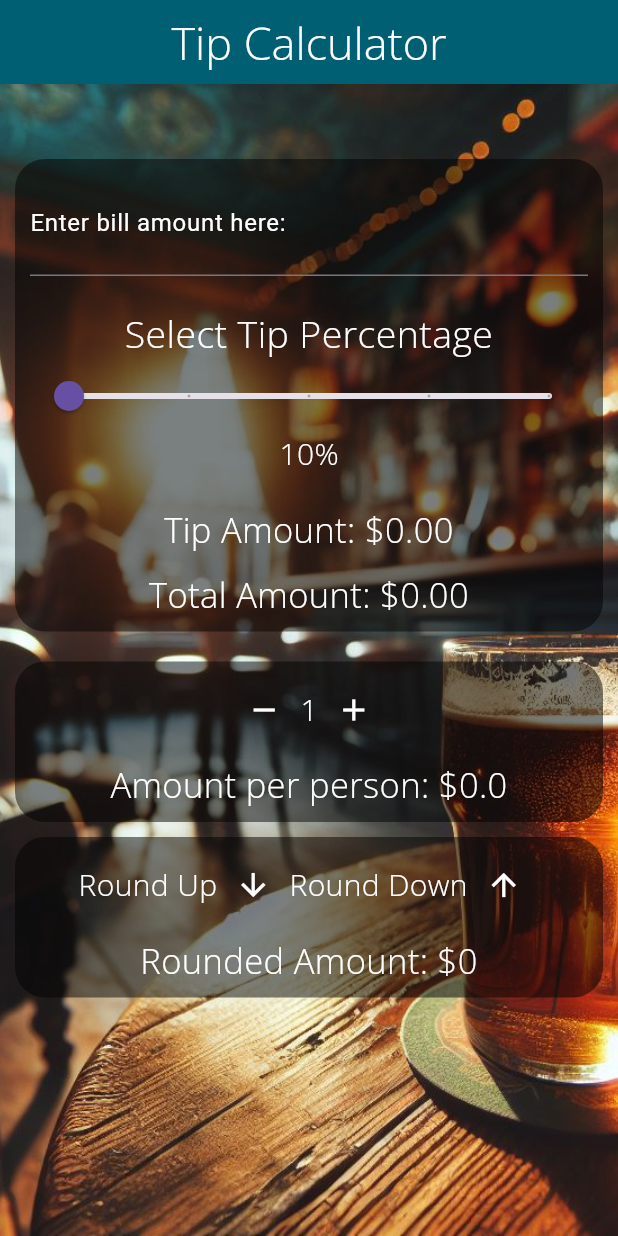
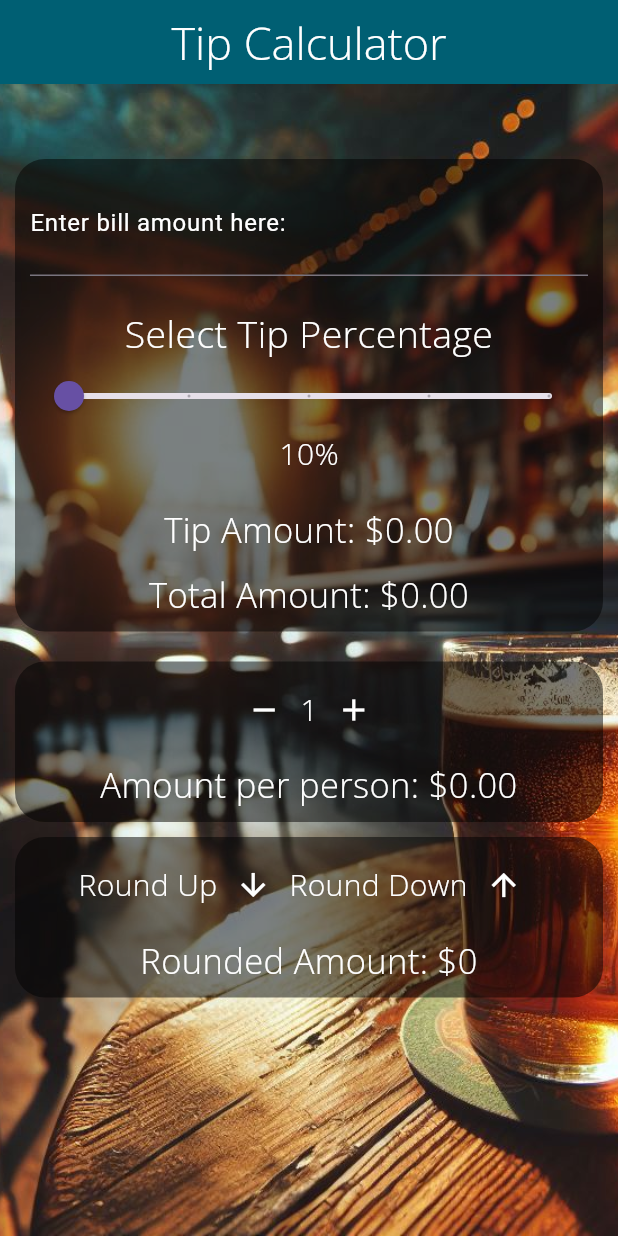
Before and after one commit to dvasquez08/tip-calculator, a Flutter app: the screen it shows after launch, on a phone screen of 412 x 824 dp. Run offline on Flutter 3.47's test engine with Material 3 defaults, Android fonts, the phone set to English and light mode, and no system bars; our stand-ins replace google_fonts.

Commit message:
Fixed per person bug, added comments

```diff
--- a/lib/TipCalculatorScreen.dart
+++ b/lib/TipCalculatorScreen.dart
@@ -27,6 +27,9 @@ class _TipCalculatorScreenState extends State<TipCalculatorScreen> {
           centerTitle: true,
           title: const SansText('Tip Calculator', 30.0),
         ),
+
+        // Beginning of app content. This container adds the background image to the screen
+
         body: Container(
           decoration: const BoxDecoration(
               image: DecorationImage(
@@ -34,6 +37,9 @@ class _TipCalculatorScreenState extends State<TipCalculatorScreen> {
           child: ListView(
             children: [
               const SizedBox(height: 40.0),
+
+              // ===== Beginning of main tip calculator =====
+
               Container(
                 decoration: BoxDecoration(
                     color: const Color.fromRGBO(0, 0, 0, 0.5),
@@ -47,6 +53,9 @@ class _TipCalculatorScreenState extends State<TipCalculatorScreen> {
                   mainAxisAlignment: MainAxisAlignment.center,
                   crossAxisAlignment: CrossAxisAlignment.center,
                   children: [
+
+                    // ===== Section where user enters the bill amount =====
+
                     TextField(
                       keyboardType: TextInputType.number,
                       onChanged: (value) {
@@ -65,6 +74,11 @@ class _TipCalculatorScreenState extends State<TipCalculatorScreen> {
                       ),
                       style: const TextStyle(color: Colors.white, fontSize: 25.0),
                     ),
+
+                    // ===== End of user bill amount section =====
+
+                    // ==== Beginning of tip percentage slider =====
+
                     const SizedBox(height: 20.0),
                     const SansText('Select Tip Percentage', 25.0),
                     Slider(
@@ -77,14 +91,21 @@ class _TipCalculatorScreenState extends State<TipCalculatorScreen> {
                       min: 0.1,
                       max: 0.3,
                       divisions: 4,
-                      // label: '${(tipPercentage * 100).round()}%',
                     ),
+
+                    // ===== Displaying the tip percentage =====
+
                     Row(
                       mainAxisAlignment: MainAxisAlignment.center,
                       children: [
                         SansText('${(tipPercentage * 100).round()}%', 20.0)
                       ],
                     ),
+
+                    // ===== End of tip percentage selection slider =====
+
+                    // ===== Calculated amounts after user interaction =====
+
                     const SizedBox(height: 20.0),
                     SansText(
                         'Tip Amount: \$${(billAmount * tipPercentage).toStringAsFixed(2)}',
@@ -97,10 +118,20 @@ class _TipCalculatorScreenState extends State<TipCalculatorScreen> {
                 ),
               ),
               const SizedBox(height: 10.0),
+
+              // ===== End of main tip calculator =====
+
+              // ===== Column for additional calculations such as amount of people or when wanting to round the bill =====
+
               Column(
                 mainAxisAlignment: MainAxisAlignment.center,
                 crossAxisAlignment: CrossAxisAlignment.center,
                 children: [
+
+                  // ===== Beginning of bill per person calculator ======
+
+                  // This part takes the amount of people and splits the bill accordingly
+
                   Container(
                     decoration: BoxDecoration(
                         color: const Color.fromRGBO(0, 0, 0, 0.5),
@@ -139,10 +170,17 @@ class _TipCalculatorScreenState extends State<TipCalculatorScreen> {
                           ],
                         ),
                         const SizedBox(height: 10.0),
-                        SansText('Amount per person: \$${((billAmount + (billAmount * tipPercentage)) / numberOfPeople )}',  23.0),
+                        SansText('Amount per person: \$${((billAmount + (billAmount * tipPercentage)) / numberOfPeople).toStringAsFixed(2)}',  23.0),
                       ],
                     ),
                   ),
+
+                  // ===== End of per person calculator section =====
+
+                  // ===== Beginning of rounding section =====
+
+                  // This part rounds  the bill to the nearest dollar, up or down depending on what the user decides
+
                   Container(
                     decoration: BoxDecoration(
                         color: const Color.fromRGBO(0, 0, 0, 0.5),
@@ -158,6 +196,9 @@ class _TipCalculatorScreenState extends State<TipCalculatorScreen> {
                         Row(
                           mainAxisAlignment: MainAxisAlignment.center,
                           children: [
+
+                            // ===== Rounding the bill up =====
+
                             const SansText('Round Up', 20.0),
                             IconButton(
                               icon: const Icon(Icons.arrow_downward),
@@ -169,6 +210,8 @@ class _TipCalculatorScreenState extends State<TipCalculatorScreen> {
                                 });
                               },
                             ),
+
+                            // ===== Rounding the bill down =====
 
                             const SansText('Round Down', 20.0),
                             IconButton(
@@ -183,19 +226,29 @@ class _TipCalculatorScreenState extends State<TipCalculatorScreen> {
                             ),
                           ],
                         ),
+
+                        // ===== Showing the rounded amount =====
                         const SizedBox(height: 10.0),
                         SansText('Rounded Amount: \$${roundTotalAmount().toStringAsFixed(0)}', 23.0),
                       ],
                     ),
                   )
+
+                  // ===== End of rounding section =====
+
                 ],
-              )// opacity container
+              )
+
+              // ===== End of additional calculations section  =====
+
             ],
           ),
         ),
       ),
     );
   }
+
+  // ===== Functions being called for rounding the bill =====
 
   double roundTotalAmount() {
     double totalAmount = billAmount + (billAmount * tipPercentage);
```
